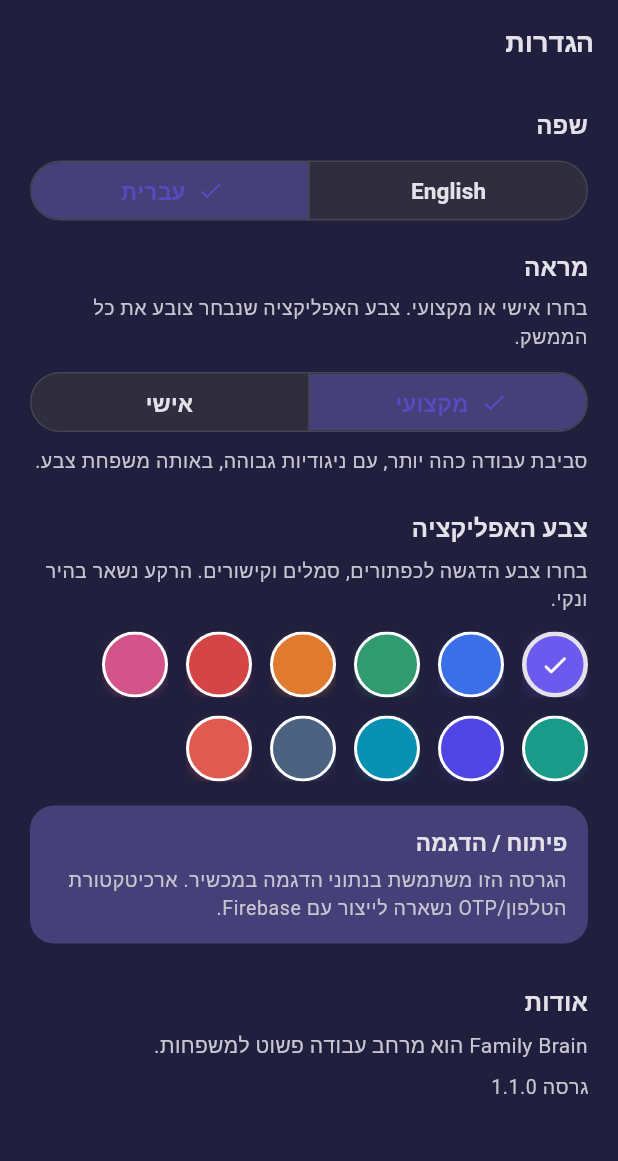
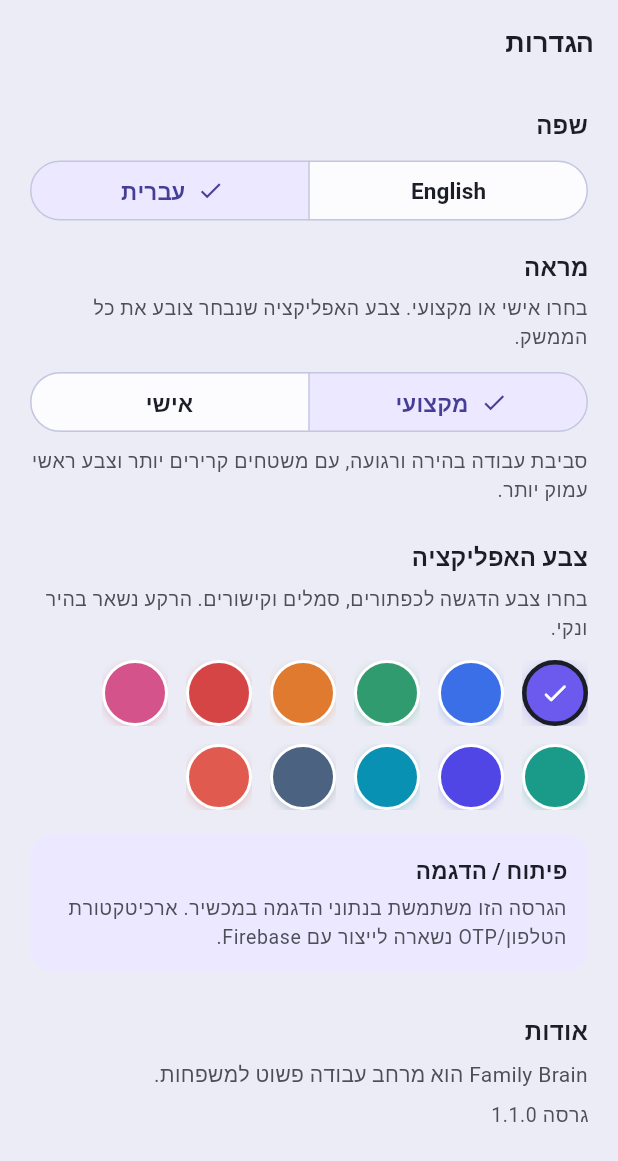
Before and after one commit to yossisacc-coder/family-brain, a Flutter app: the SettingsScreen screen opened by its route, after a tap on "Hebrew", after a tap on "מקצועי", on a phone screen of 412 x 824 dp. Shown: the top 1161 px of the screen. Run offline on Flutter 3.47's test engine with Material 3 defaults, Android fonts, the phone set to English and light mode, and no system bars; our stand-ins replace cloud_firestore, firebase_auth, firebase_core, firebase_messaging, flutter_local_notifications, flutter_riverpod and 6 more; accounts and stored records are empty; network calls fail; Roboto replaces fonts that are missing (Heebo); project files that could hold a hidden picture were left out.

Commit message:
Make the Professional theme a calm light family workspace.
Keep Personal as the pastel Family Brain look and use cooler surfaces with a deeper primary for Professional, so both themes stay light and appropriate for a family app.

Co-authored-by: yossisacc-coder <yossisacc-coder@users.noreply.github.com>

```diff
--- a/lib/core/l10n/app_en.arb
+++ b/lib/core/l10n/app_en.arb
@@ -214,7 +214,7 @@
   "appearanceHint": "Choose Personal or Professional. The selected app color tints the whole interface.",
   "appearanceProfessional": "Professional",
   "appearanceColorful": "Personal",
-  "appearanceProfessionalHint": "Darker, higher-contrast workspace using the same color family.",
+  "appearanceProfessionalHint": "Calm light workspace with cooler surfaces and a deeper primary color.",
   "appearanceColorfulHint": "Friendly Family Brain look with a clean white base and the selected color throughout.",
   "calendarItemsForDay": "Items for this day",
   "brainStatusSuccess": "Ready to review",
--- a/lib/core/l10n/app_he.arb
+++ b/lib/core/l10n/app_he.arb
@@ -188,7 +188,7 @@
   "appearanceHint": "בחרו אישי או מקצועי. צבע האפליקציה שנבחר צובע את כל הממשק.",
   "appearanceProfessional": "מקצועי",
   "appearanceColorful": "אישי",
-  "appearanceProfessionalHint": "סביבת עבודה כהה יותר, עם ניגודיות גבוהה, באותה משפחת צבע.",
+  "appearanceProfessionalHint": "סביבת עבודה בהירה ורגועה, עם משטחים קרירים יותר וצבע ראשי עמוק יותר.",
   "appearanceColorfulHint": "מראה משפחתי ידידותי עם רקע לבן נקי והצבע שנבחר בכל הממשק.",
   "calendarItemsForDay": "פריטים ליום זה",
   "brainStatusSuccess": "מוכן לסקירה",
--- a/lib/core/l10n/app_localizations.dart
+++ b/lib/core/l10n/app_localizations.dart
@@ -1229,7 +1229,7 @@ abstract class AppLocalizations {
   /// No description provided for @appearanceProfessionalHint.
   ///
   /// In en, this message translates to:
-  /// **'Darker, higher-contrast workspace using the same color family.'**
+  /// **'Calm light workspace with cooler surfaces and a deeper primary color.'**
   String get appearanceProfessionalHint;
 
   /// No description provided for @appearanceColorfulHint.
--- a/lib/core/l10n/app_localizations_en.dart
+++ b/lib/core/l10n/app_localizations_en.dart
@@ -607,7 +607,7 @@ class AppLocalizationsEn extends AppLocalizations {
 
   @override
   String get appearanceProfessionalHint =>
-      'Darker, higher-contrast workspace using the same color family.';
+      'Calm light workspace with cooler surfaces and a deeper primary color.';
 
   @override
   String get appearanceColorfulHint =>
--- a/lib/core/l10n/app_localizations_he.dart
+++ b/lib/core/l10n/app_localizations_he.dart
@@ -603,7 +603,7 @@ class AppLocalizationsHe extends AppLocalizations {
 
   @override
   String get appearanceProfessionalHint =>
-      'סביבת עבודה כהה יותר, עם ניגודיות גבוהה, באותה משפחת צבע.';
+      'סביבת עבודה בהירה ורגועה, עם משטחים קרירים יותר וצבע ראשי עמוק יותר.';
 
   @override
   String get appearanceColorfulHint =>
--- a/lib/core/theme/appearance.dart
+++ b/lib/core/theme/appearance.dart
@@ -66,7 +66,7 @@ class FamilyBrainPalette extends ThemeExtension<FamilyBrainPalette> {
   /// Personal / original Family Brain identity (purple, clean white).
   static final colorful = of(AppearanceMode.colorful);
 
-  /// Professional companion of the default purple family.
+  /// Calm light companion of the default purple family.
   static final professional = of(AppearanceMode.professional);
 
   static FamilyBrainPalette of(
@@ -118,35 +118,38 @@ class FamilyBrainPalette extends ThemeExtension<FamilyBrainPalette> {
     );
   }
 
-  /// Darker, higher-contrast workspace using the same color family.
+  /// Calm light workspace: cooler surfaces, deeper primary, same family accents.
   static FamilyBrainPalette _professional(Color seed) {
+    final deep = Color.lerp(seed, const Color(0xFF1B2433), 0.28)!;
     final scheme = ColorScheme.fromSeed(
-      seedColor: seed,
-      brightness: Brightness.dark,
+      seedColor: deep,
+      brightness: Brightness.light,
     );
     return FamilyBrainPalette(
       mode: AppearanceMode.professional,
-      brightness: Brightness.dark,
-      background: Color.lerp(const Color(0xFF12141C), seed, 0.16)!,
-      surface: Color.lerp(scheme.surfaceContainer, seed, 0.10)!,
-      card: Color.lerp(scheme.surfaceContainerHigh, seed, 0.08)!,
-      text: scheme.onSurface,
-      textMuted: scheme.onSurfaceVariant,
-      border: scheme.outlineVariant,
-      nav: scheme.surfaceContainerLow,
-      desktopBackdrop: scheme.surfaceContainerLowest,
-      primary: Color.lerp(seed, const Color(0xFFFFFFFF), 0.16)!,
-      primaryDark: Color.lerp(seed, const Color(0xFF000000), 0.18)!,
-      primarySoft: scheme.primaryContainer,
-      onPrimary: scheme.onPrimary,
-      homeEvents: Color.lerp(const Color(0xFF9B89FF), seed, 0.40)!,
-      homeEventsSoft: Color.lerp(scheme.surfaceContainerHigh, const Color(0xFF7B61FF), 0.22)!,
-      homeTasks: Color.lerp(const Color(0xFF3FBF88), seed, 0.32)!,
-      homeTasksSoft: Color.lerp(scheme.surfaceContainerHigh, const Color(0xFF2FA874), 0.22)!,
-      homeReminders: Color.lerp(const Color(0xFFE39A55), seed, 0.32)!,
-      homeRemindersSoft: Color.lerp(scheme.surfaceContainerHigh, const Color(0xFFE0893C), 0.22)!,
-      homeFamily: Color.lerp(const Color(0xFF6A9AFF), seed, 0.32)!,
-      homeFamilySoft: Color.lerp(scheme.surfaceContainerHigh, const Color(0xFF4C82F0), 0.22)!,
+      brightness: Brightness.light,
+      background: _tint(const Color(0xFFF3F5F8), deep, 0.05),
+      surface: _tint(const Color(0xFFECEFF4), deep, 0.07),
+      card: _tint(const Color(0xFFFFFFFF), deep, 0.02),
+      text: Color.lerp(scheme.onSurface, const Color(0xFF1B2433), 0.35)!,
+      textMuted: Color.lerp(scheme.onSurfaceVariant, const Color(0xFF5B6573), 0.25)!,
+      border: _tint(const Color(0xFFD8DEE8), deep, 0.16),
+      nav: _tint(const Color(0xFFF7F8FB), deep, 0.04),
+      desktopBackdrop: _tint(const Color(0xFFE7EBF1), deep, 0.06),
+      primary: deep,
+      primaryDark: Color.lerp(deep, const Color(0xFF101018), 0.22)!,
+      primarySoft: Color.lerp(scheme.primaryContainer, const Color(0xFFFFFFFF), 0.28)!,
+      onPrimary: deep.computeLuminance() > 0.55
+          ? const Color(0xFF1B1D29)
+          : Colors.white,
+      homeEvents: Color.lerp(const Color(0xFF6B5CE7), deep, 0.28)!,
+      homeEventsSoft: Color.lerp(const Color(0xFFEEF0F8), const Color(0xFFE6E0FF), 0.55)!,
+      homeTasks: Color.lerp(const Color(0xFF2A9A6C), deep, 0.22)!,
+      homeTasksSoft: Color.lerp(const Color(0xFFEEF0F8), const Color(0xFFDFF3E8), 0.55)!,
+      homeReminders: Color.lerp(const Color(0xFFD57A32), deep, 0.22)!,
+      homeRemindersSoft: Color.lerp(const Color(0xFFEEF0F8), const Color(0xFFFFF0E0), 0.55)!,
+      homeFamily: Color.lerp(const Color(0xFF3D74DC), deep, 0.22)!,
+      homeFamilySoft: Color.lerp(const Color(0xFFEEF0F8), const Color(0xFFE2ECFC), 0.55)!,
     );
   }
 
```
Also changed, not shown: 1 other file.
